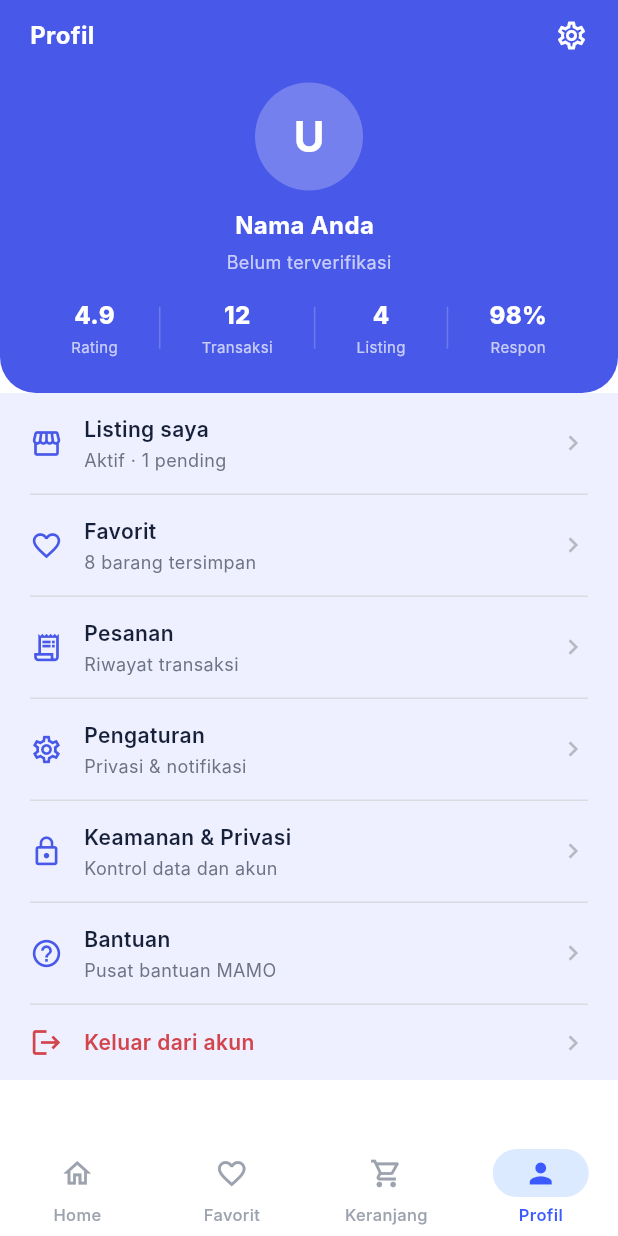
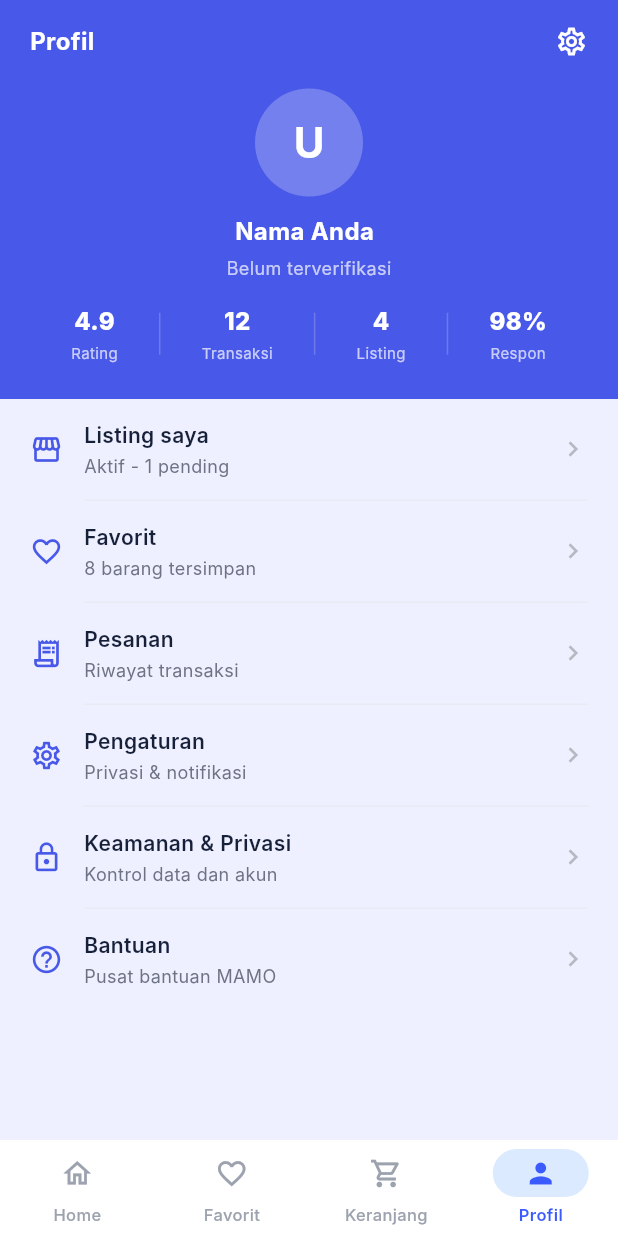
Before and after one commit to andikifijir-eng/mamo-marketplace, a Flutter app: the ProfileScreen screen opened by its route, on a phone screen of 412 x 824 dp. Run offline on Flutter 3.47's test engine with Material 3 defaults, Android fonts, the phone set to English and light mode, and no system bars; our stand-ins replace cached_network_image, dio, flutter_riverpod, go_router, image_picker, shared_preferences; accounts and stored records are empty; network calls fail; Roboto replaces fonts that are missing (Inter).

Commit message:
fix(profile): FINAL match desain image_3482e2
- Header solid #4858E8 HARD EDGE (hapus rounded bottom 24)
- Hapus tombol Keluar dari profile (sudah ada di Settings)
- Subtitle Listing saya: 'Aktif - 1 pending' (dash, bukan dot)
- Separator #E9EBF3 margin left 56px (align dengan text, bukan icon)
- Background Scaffold #EEF0FF (bukan white)

```diff
--- a/app/lib/screens/profile_screen.dart
+++ b/app/lib/screens/profile_screen.dart
@@ -4,10 +4,24 @@ import 'package:go_router/go_router.dart';
 
 import '../state/providers.dart';
 
-/// Profile screen sesuai desain Figma:
-/// Header solid biru #4858E8 (rounded bottom) + avatar + nama + verifikasi
-/// Stats: Transaksi, Listing, Aktif, Respon chat
-/// Menu items background #EEF0FF dengan separator abu
+/// Profile screen — FINAL sesuai desain Figma image_3482e2.png (phone kanan).
+///
+/// Layout (top → bottom):
+/// 1. Header solid #4858E8, NO rounded bottom (hard edge ke #EEF0FF)
+///    - Row: "Profil" (kiri) + gear icon (kanan)
+///    - CircleAvatar 72px, bg white24
+///    - Nama + badge verifikasi (bintang kuning #EAB854 jika approved)
+///    - "Belum terverifikasi" / status verifikasi (white70, 12px)
+///    - Stats: 4.9 | 12 | 4 | 98% dengan label Rating/Transaksi/Listing/Respon
+///      Divider vertikal white20 1px×28
+/// 2. Menu bg #EEF0FF, separator #E9EBF3 (1px, margin horizontal 56px)
+///    - Listing saya → "Aktif - 1 pending"
+///    - Favorit → "8 barang tersimpan"
+///    - Pesanan → "Riwayat transaksi"
+///    - Pengaturan → "Privasi & notifikasi"
+///    - Keamanan & Privasi → "Kontrol data dan akun"
+///    - Bantuan → "Pusat bantuan MAMO"
+///    (TIDAK ada tombol Keluar di profile — ada di Settings)
 class ProfileScreen extends ConsumerWidget {
   const ProfileScreen({super.key});
 
@@ -18,29 +32,23 @@ class ProfileScreen extends ConsumerWidget {
     final verif = ref.watch(verificationStatusProvider);
 
     return Scaffold(
-      backgroundColor: Colors.white,
+      backgroundColor: const Color(0xFFEEF0FF),
       body: SafeArea(
         top: false,
         child: SingleChildScrollView(
           child: Column(
             children: [
-              // ── Blue header (solid, rounded bottom) ─────────────
+              // ── Blue header (solid, hard edge) ────────────────────
               Container(
                 width: double.infinity,
-                decoration: const BoxDecoration(
-                  color: Color(0xFF4858E8),
-                  borderRadius: BorderRadius.only(
-                    bottomLeft: Radius.circular(24),
-                    bottomRight: Radius.circular(24),
-                  ),
-                ),
+                color: const Color(0xFF4858E8),
                 padding: EdgeInsets.only(
-                  top: MediaQuery.of(context).padding.top + 12,
+                  top: MediaQuery.of(context).padding.top + 16,
                   left: 20, right: 20, bottom: 24,
                 ),
                 child: Column(
                   children: [
-                    // Top bar
+                    // Top bar: "Profil" + settings gear
                     Row(
                       mainAxisAlignment: MainAxisAlignment.spaceBetween,
                       children: [
@@ -75,7 +83,7 @@ class ProfileScreen extends ConsumerWidget {
                           : null,
                     ),
                     const SizedBox(height: 12),
-                    // Name + verification
+                    // Name + verification badge
                     Row(
                       mainAxisAlignment: MainAxisAlignment.center,
                       children: [
@@ -98,7 +106,7 @@ class ProfileScreen extends ConsumerWidget {
                       ],
                     ),
                     const SizedBox(height: 4),
-                    // Verification text
+                    // Verification status text
                     verif.maybeWhen(
                       data: (d) {
                         final s = d['status'] as String? ?? 'none';
@@ -119,7 +127,7 @@ class ProfileScreen extends ConsumerWidget {
                             color: Colors.white.withValues(alpha: 0.7))),
                     ),
                     const SizedBox(height: 16),
-                    // Stats row
+                    // Stats: Rating | Transaksi | Listing | Respon
                     Row(
                       mainAxisAlignment: MainAxisAlignment.spaceEvenly,
                       children: [
@@ -136,15 +144,13 @@ class ProfileScreen extends ConsumerWidget {
                 ),
               ),
 
-              // ── Menu list (bg #EEF0FF, separator abu) ────────────
-              Container(
-                color: const Color(0xFFEEF0FF),
-                child: Column(
+              // ── Menu list (bg #EEF0FF) ─────────────────────────────
+              Column(
                 children: [
                   _menuRow(
                     icon: Icons.storefront_outlined,
                     title: 'Listing saya',
-                      subtitle: 'Aktif · 1 pending',
+                    subtitle: 'Aktif - 1 pending',
                     onTap: () => context.push('/seller/products'),
                   ),
                   _separator(),
@@ -182,20 +188,7 @@ class ProfileScreen extends ConsumerWidget {
                     subtitle: 'Pusat bantuan MAMO',
                     onTap: () {},
                   ),
-                    _separator(),
-                    // Logout
-                    _menuRow(
-                      icon: Icons.logout,
-                      iconColor: const Color(0xFFD3454D),
-                      title: 'Keluar dari akun',
-                      subtitle: '',
-                      onTap: () async {
-                        await ref.read(authProvider.notifier).logout();
-                        if (context.mounted) context.go('/login');
-                      },
-                    ),
                 ],
-                ),
               ),
             ],
           ),
@@ -229,7 +222,6 @@ class ProfileScreen extends ConsumerWidget {
 
   Widget _menuRow({
     required IconData icon,
-    Color? iconColor,
     required String title,
     required String subtitle,
     required VoidCallback onTap,
@@ -242,23 +234,20 @@ class ProfileScreen extends ConsumerWidget {
           padding: const EdgeInsets.symmetric(horizontal: 20, vertical: 14),
           child: Row(
             children: [
-              Icon(icon, size: 22,
-                  color: iconColor ?? const Color(0xFF4858E8)),
+              Icon(icon, size: 22, color: const Color(0xFF4858E8)),
               const SizedBox(width: 14),
               Expanded(
                 child: Column(
                   crossAxisAlignment: CrossAxisAlignment.start,
                   children: [
                     Text(title,
-                        style: TextStyle(
+                        style: const TextStyle(
                           fontSize: 14, fontWeight: FontWeight.w600,
-                          color: iconColor ?? const Color(0xFF172039))),
-                    if (subtitle.isNotEmpty) ...[
+                          color: Color(0xFF172039))),
                     const SizedBox(height: 2),
                     Text(subtitle,
                         style: const TextStyle(
                           fontSize: 12, color: Color(0xFF6E7383))),
-                    ],
                   ],
                 ),
               ),
@@ -274,8 +263,8 @@ class ProfileScreen extends ConsumerWidget {
   Widget _separator() {
     return Container(
       height: 1,
-      margin: const EdgeInsets.symmetric(horizontal: 20),
-      color: const Color(0xFFDADCE0),
+      margin: const EdgeInsets.only(left: 56, right: 20),
+      color: const Color(0xFFE9EBF3),
     );
   }
 }
```
Lines whose indentation alone changed are shown as unchanged.
